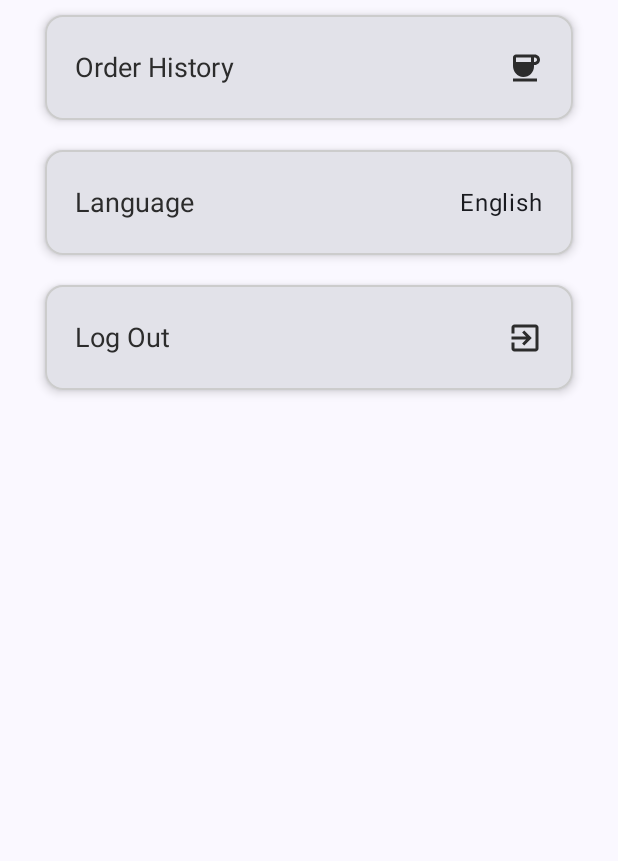
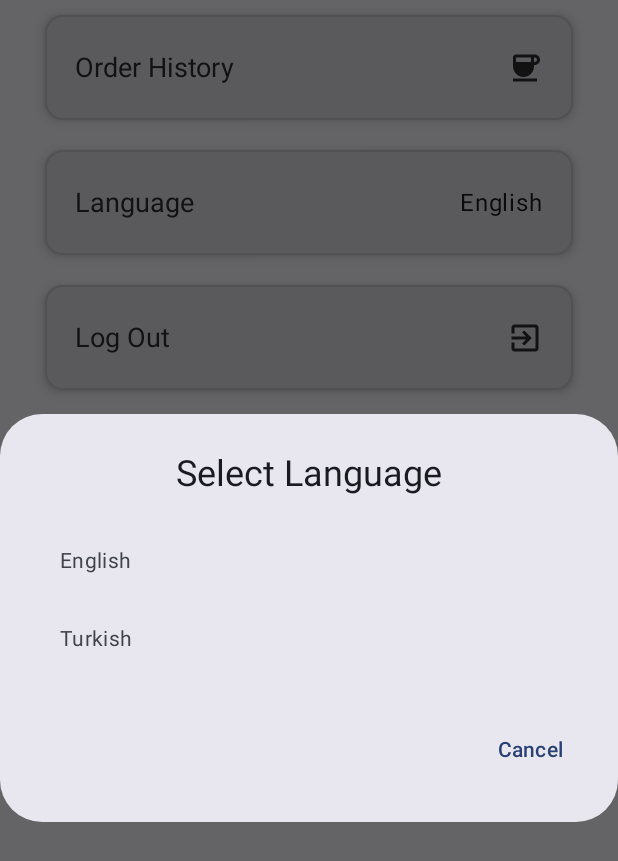
Before and after one commit to caneralparslan/coffee_shop, an Android app built with Jetpack Compose: the composable SettingsContent shown on its own in the app's theme, after a tap on "Language", on a phone screen of 412 x 824 dp. Shown: the top 861 px of the screen. Run offline under Robolectric (Android 15) with nearby library versions, the phone set to English and light mode, and no system bars; our stand-ins replace Firebase (no records; nobody signed in at launch, a user with empty details on screens opened directly).

Commit message:
Language change logic implemented

```diff
--- a/app/build.gradle.kts
+++ b/app/build.gradle.kts
@@ -123,4 +123,8 @@ dependencies {
     // AD
     implementation("com.google.android.gms:play-services-ads:24.2.0")
 
+
+    implementation("androidx.appcompat:appcompat:1.7.0")
+
+
 }
--- a/app/src/main/java/com/example/coffee_shop/navigation/BottomNavigationBar.kt
+++ b/app/src/main/java/com/example/coffee_shop/navigation/BottomNavigationBar.kt
@@ -2,6 +2,7 @@ package com.example.coffee_shop.navigation
 
 import androidx.compose.foundation.layout.height
 import androidx.compose.foundation.layout.padding
+import androidx.compose.foundation.layout.size
 import androidx.compose.material3.Icon
 import androidx.compose.runtime.Composable
 import androidx.compose.runtime.getValue
@@ -32,8 +33,8 @@ fun BottomNavigationBar(navController: NavController = rememberNavController())
 
         navItems.forEach { item ->
             NavigationBarItem(
-                icon = { Icon(item.icon, contentDescription = item.label) },
-                label = { Text(item.label) },
+                icon = { Icon(item.icon, contentDescription = "navigation",
+                    modifier = Modifier.size(30.dp)) },
                 selected = currentRoute == item.route,
                 onClick = {
                     if (currentRoute != item.route) {
--- a/app/src/main/java/com/example/coffee_shop/screens/SettingsScreen.kt
+++ b/app/src/main/java/com/example/coffee_shop/screens/SettingsScreen.kt
@@ -1,29 +1,41 @@
 package com.example.coffee_shop.screens
 
+import android.content.Context
+import android.util.Log
+import androidx.compose.foundation.clickable
 import androidx.compose.foundation.layout.Arrangement
 import androidx.compose.foundation.layout.Column
 import androidx.compose.foundation.layout.PaddingValues
 import androidx.compose.foundation.layout.fillMaxSize
+import androidx.compose.foundation.layout.fillMaxWidth
 import androidx.compose.foundation.layout.padding
+import androidx.compose.material3.AlertDialog
 import androidx.compose.material3.Scaffold
+import androidx.compose.material3.Text
+import androidx.compose.material3.TextButton
 import androidx.compose.runtime.Composable
+import androidx.compose.runtime.MutableState
 import androidx.compose.runtime.mutableStateOf
 import androidx.compose.runtime.remember
 import androidx.compose.ui.Alignment
 import androidx.compose.ui.Modifier
 import androidx.compose.ui.platform.LocalContext
 import androidx.compose.ui.res.stringResource
+import androidx.compose.ui.text.TextStyle
+import androidx.compose.ui.text.style.TextAlign
+import androidx.compose.ui.unit.dp
 import androidx.navigation.NavController
 import com.example.coffee_shop.R
 import com.example.coffee_shop.components.CommonAlertDialog
 import com.example.coffee_shop.components.SettingsTile
 import com.example.coffee_shop.components.TopBar
 import com.example.coffee_shop.util.LanguagePreference
+import com.example.coffee_shop.util.getLanguageNameFromCode
 import com.google.firebase.auth.FirebaseAuth
 
 
 @Composable
-fun SettingsScreen(navController: NavController){
+fun SettingsScreen(navController: NavController) {
 
     Scaffold(
         topBar = {
@@ -33,22 +45,28 @@ fun SettingsScreen(navController: NavController){
                 isMain = false
             )
         }
-    ) {
-        innerPadding ->
+    ) { innerPadding ->
         SettingsContent(innerPadding, navController)
     }
 }
 
 @Composable
-fun SettingsContent(innerPadding: PaddingValues, navController: NavController) {
+fun SettingsContent(
+    innerPadding: PaddingValues,
+    navController: NavController
+) {
+    val context = LocalContext.current
+    val selectedLanguage = remember { mutableStateOf(getLanguageNameFromCode(LanguagePreference.getLanguage(context), context)) }
+    val showLanguageDialog = remember { mutableStateOf(false) }
 
     Column(
-        modifier = Modifier.fillMaxSize().padding(innerPadding),
+        modifier = Modifier
+            .fillMaxSize()
+            .padding(innerPadding),
         verticalArrangement = Arrangement.Top,
         horizontalAlignment = Alignment.CenterHorizontally
     ) {
-
-
+        // Order History setting
         SettingsTile(
             label = stringResource(R.string.order_history),
             settingsType = "order"
@@ -56,14 +74,16 @@ fun SettingsContent(innerPadding: PaddingValues, navController: NavController) {
             navController.navigate("orders_screen")
         }
 
+        // Language setting
         SettingsTile(
             label = stringResource(R.string.language),
             settingsType = "language",
-            language = LanguagePreference.getLanguage(context = LocalContext.current)
+            language = selectedLanguage.value
         ) {
-            //TODO change language
+            showLanguageDialog.value = true
         }
 
+        // Log out setting
         val showDialog = remember { mutableStateOf(false) }
 
         SettingsTile(
@@ -72,18 +92,75 @@ fun SettingsContent(innerPadding: PaddingValues, navController: NavController) {
         ) {
             showDialog.value = true
         }
-        if(showDialog.value) CommonAlertDialog(
-            showDialog = showDialog,
-            titleResId = R.string.log_out_title,
-            questionResId = R.string.log_out_question
-        ){
-            showDialog.value = false
-            FirebaseAuth.getInstance().signOut()
-            navController.navigate("login_screen"){
-                popUpTo(0) {inclusive = true}
+
+        if (showDialog.value) {
+            CommonAlertDialog(
+                showDialog = showDialog,
+                titleResId = R.string.log_out_title,
+                questionResId = R.string.log_out_question
+            ) {
+                showDialog.value = false
+                FirebaseAuth.getInstance().signOut()
+                navController.navigate("login_screen") {
+                    popUpTo(0) { inclusive = true }
+                }
             }
         }
 
+        // Language Dialog
+        if (showLanguageDialog.value) {
+            LanguageSelectionDialog(
+                onDismiss = { showLanguageDialog.value = false },
+                onLanguageSelected = { languageName, languageCode ->
+                    LanguagePreference.setLanguage(context, languageCode) // Save selected language
+                    selectedLanguage.value = languageName // Update displayed language
+                    showLanguageDialog.value = false
 
+                    LanguagePreference.applyAppLanguage(languageCode)
+
+                    // restart activity
+                    val activity = (context as? android.app.Activity)
+                    activity?.recreate()
+
+                    Log.d("activity", "SettingsContent: $activity")
+
+                }
+            )
+        }
     }
 }
+
+@Composable
+fun LanguageSelectionDialog(
+    onDismiss: () -> Unit,
+    onLanguageSelected: (String, String) -> Unit
+) {
+    val languages = listOf(
+        stringResource(R.string.english) to "en",
+        stringResource(R.string.turkish) to "tr")
+    AlertDialog(
+        onDismissRequest = onDismiss,
+        title = { Text(stringResource(R.string.select_language),
+            modifier = Modifier.fillMaxWidth(),
+            textAlign = TextAlign.Center) },
+        text = {
+            Column {
+                languages.forEach { (languageName, languageCode) ->
+                    Text(
+                        text = languageName,
+                        modifier = Modifier
+                            .fillMaxWidth()
+                            .clickable {
+                                onLanguageSelected(languageName, languageCode)
+                            }
+                            .padding(16.dp)
+                    )
+                }
+            }
+        },
+        confirmButton = { },
+        dismissButton = {
+            TextButton(onClick = onDismiss) { Text("Cancel") }
+        }
+    )
+}
--- a/app/src/main/java/com/example/coffee_shop/screens/cart/CartScreen.kt
+++ b/app/src/main/java/com/example/coffee_shop/screens/cart/CartScreen.kt
@@ -37,6 +37,7 @@ import com.example.coffee_shop.components.CartItemTile
 import com.example.coffee_shop.components.CommonAlertDialog
 import com.example.coffee_shop.models.Item
 import com.example.coffee_shop.models.Order
+import com.example.coffee_shop.screens.favorite.FavoriteViewModel
 import com.example.coffee_shop.screens.orders.OrderViewModel
 
 @Composable
@@ -45,7 +46,6 @@ fun CartScreen(
     cartViewModel: CartViewModel = hiltViewModel(),
     orderViewModel: OrderViewModel = hiltViewModel()
 ){
-
     Scaffold(
         modifier = Modifier.fillMaxSize().padding(horizontal = 10.dp)
     ) {
--- a/app/src/main/java/com/example/coffee_shop/screens/favorite/FavoriteViewModel.kt
+++ b/app/src/main/java/com/example/coffee_shop/screens/favorite/FavoriteViewModel.kt
@@ -39,4 +39,8 @@ class FavoriteViewModel @Inject constructor(private val repository: CoffeeShopDb
     fun removeFavorite(id: String) = viewModelScope.launch {
         repository.removeFavorite(id)
     }
+
+    fun removeAllFavorites() = viewModelScope.launch {
+        repository.deleteAllFavorites()
+    }
 }
--- a/app/src/main/java/com/example/coffee_shop/util/Util.kt
+++ b/app/src/main/java/com/example/coffee_shop/util/Util.kt
@@ -2,9 +2,14 @@ package com.example.coffee_shop.util
 
 import android.content.Context
 import android.content.SharedPreferences
+import android.content.res.Configuration
+import android.os.Build
 import android.util.Log
 import android.widget.Toast
+import androidx.appcompat.app.AppCompatDelegate
 import androidx.compose.runtime.MutableState
+import androidx.compose.ui.platform.LocalContext
+import androidx.core.os.LocaleListCompat
 import com.example.coffee_shop.R
 import java.text.SimpleDateFormat
 import java.util.Date
@@ -69,8 +74,25 @@ object LanguagePreference {
 
     fun getLanguage(context: Context): String {
         val prefs: SharedPreferences = context.getSharedPreferences(PREF_NAME, Context.MODE_PRIVATE)
-        return prefs.getString(LANGUAGE_KEY, "English") ?: "English"
+        return prefs.getString(LANGUAGE_KEY, "en") ?: "en"
     }
+
+    fun applyAppLanguage(languageCode: String) {
+        val appLocale: LocaleListCompat = LocaleListCompat.forLanguageTags(languageCode)
+        AppCompatDelegate.setApplicationLocales(appLocale)
+
+    }
+
+    fun wrapContextWithLanguage(context: Context, languageCode: String): Context? {
+        val locale = Locale(languageCode)
+        Locale.setDefault(locale)
+
+        val config = Configuration(context.resources.configuration)
+        config.setLocale(locale)
+
+        return context.createConfigurationContext(config)
+    }
+
 }
 
 fun formatDate(timeMillis: Long): String {
@@ -78,3 +100,10 @@ fun formatDate(timeMillis: Long): String {
     val date = Date(timeMillis)
     return dateFormat.format(date)
 }
+
+fun getLanguageNameFromCode(languageCode: String, context: Context): String{
+    return when (languageCode){
+        "tr" -> context.getString(R.string.turkish)
+        else -> context.getString(R.string.english)
+    }
+}
--- a/app/src/main/res/values/strings.xml
+++ b/app/src/main/res/values/strings.xml
@@ -33,6 +33,7 @@
     <string name="language">Language</string>
     <string name="start_shopping">Start Shopping Now!</string>
     <string name="start_adding_fav">Start Adding Items to Favorites!</string>
+    <string name="select_language">Select Language</string>
 
 
     <string name="all_items">All Items</string>
```
Also changed, not shown: app/src/main/java/com/example/coffee_shop/MainActivity.kt (+12 -0 lines), app/src/main/java/com/example/coffee_shop/navigation/BottomNavItem.kt (+4 -4 lines), app/src/main/java/com/example/coffee_shop/screens/HomeScreen.kt (+18 -10 lines), 1 other file.
